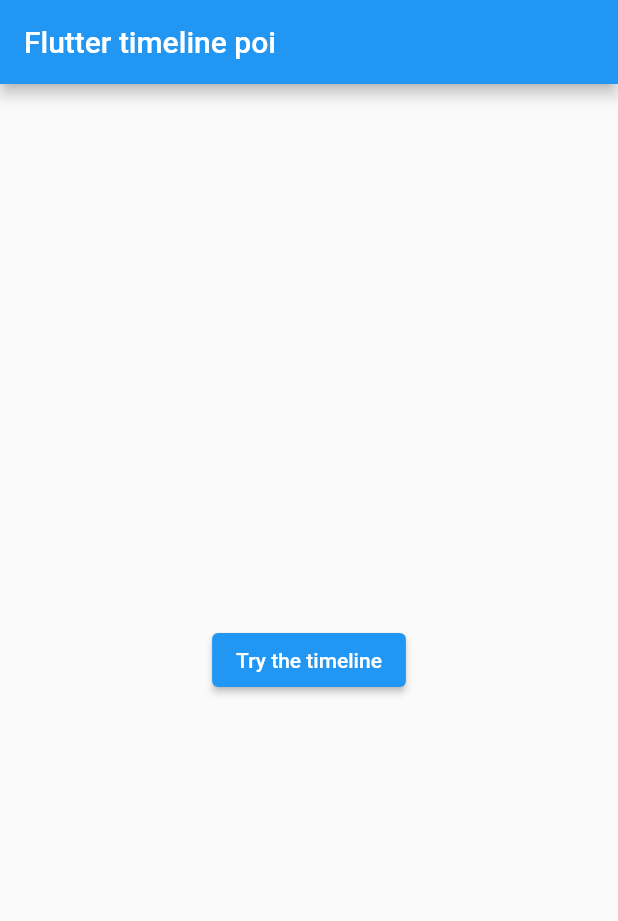
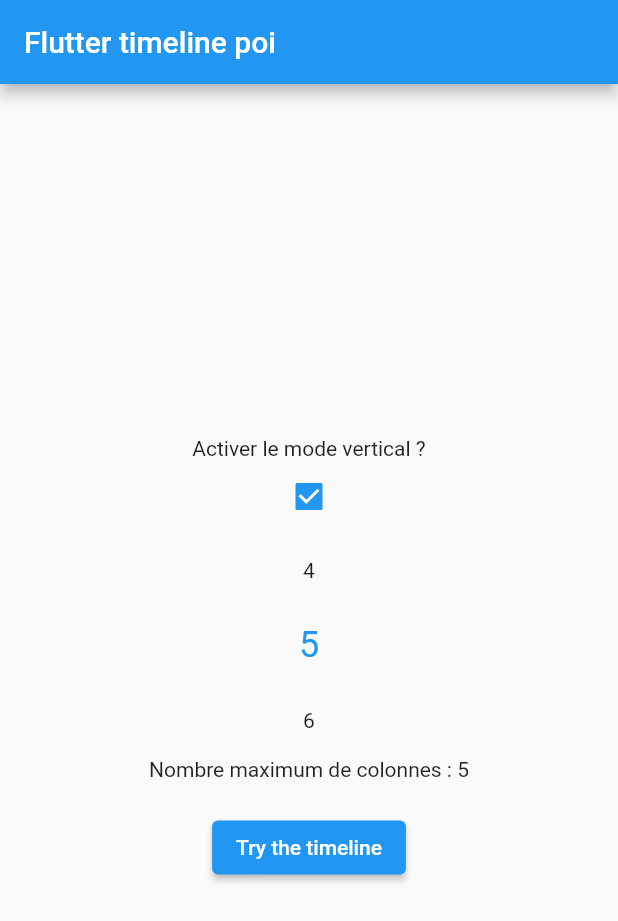
Before and after one commit to AlbaneseRemy/timeline_poi, a Flutter app: the screen it shows after launch, on a phone screen of 412 x 824 dp. Shown: the top 921 px of the screen. Run offline on Flutter 3.47's test engine with Material 2 defaults, Android fonts, the phone set to English and light mode, and no system bars; drawn by our look-alikes of numberpicker; our stand-ins replace dotted_line.

Commit message:
Added a small HMI

```diff
--- a/lib/main.dart
+++ b/lib/main.dart
@@ -1,4 +1,5 @@
 import 'package:flutter/material.dart';
+import 'package:numberpicker/numberpicker.dart';
 import 'package:timeline_poi/timeline.dart';
 import 'package:timeline_poi/data/timeline_entry.dart';
 import 'package:timeline_poi/data/hint.dart';
@@ -36,13 +37,16 @@ class MyHomePage extends StatefulWidget {
 class _MyHomePageState extends State<MyHomePage> {
   late List<TimelineEntry> tours;
   late List<Hint> hints;
+  late bool vertical;
 
   int startYear = 0;
   int endYear = 0;
+  int _currentValue = 5;
 
   @override
   void initState() {
     super.initState();
+    vertical = true;
 
     hints = [
       Hint(
@@ -71,10 +75,10 @@ class _MyHomePageState extends State<MyHomePage> {
       TimelineEntry(title: "Tour numéro 3", id: "3", startYear: 300, endYear: 600, color: Colors.purple),
       TimelineEntry(title: "Tour numéro 4", id: "4", startYear: 800, endYear: 1200, color: Colors.pink),
       TimelineEntry(title: "Tour numéro 5", id: "5", startYear: 350, endYear: 450, color: Colors.blue, imageUri: "images/logoOrpheo.png"),
-      /*TimelineEntry(title: "Tour numéro 6", id: "6", startYear: 500, endYear: 600, color: Colors.yellow),
+      TimelineEntry(title: "Tour numéro 6", id: "6", startYear: 500, endYear: 600, color: Colors.yellow),
       TimelineEntry(title: "Tour numéro 7", id: "7", startYear: 540, endYear: 700, color: Colors.brown),
       TimelineEntry(title: "Tour numéro 8", id: "8", startYear: 540, endYear: 700, color: Colors.white),
-      TimelineEntry(title: "Tour numéro 9", id: "9", startYear: 600, endYear: 750, color: Colors.orange),
+      /*TimelineEntry(title: "Tour numéro 9", id: "9", startYear: 600, endYear: 750, color: Colors.orange),
       TimelineEntry(title: "Tour numéro 10", id: "10", startYear: 600, endYear: 800, color: Colors.yellow),
       TimelineEntry(title: "Tour numéro 11", id: "11", startYear: 600, endYear: 800, color: Colors.yellow),
       TimelineEntry(title: "Tour numéro 12", id: "12", startYear: 600, endYear: 800, color: Colors.yellow),
@@ -108,14 +112,29 @@ class _MyHomePageState extends State<MyHomePage> {
         child: Column(
           mainAxisAlignment: MainAxisAlignment.center,
           children: <Widget>[
+
+            Text("Activer le mode vertical ?"),
+            Checkbox(value: vertical, onChanged: (bool? value){ setState(() {
+              vertical = value!;
+            });}
+            ),
+            NumberPicker(
+              value: _currentValue,
+              axis: Axis.vertical,
+              minValue: 1,
+              maxValue: 10,
+              onChanged: (value) => setState(() => _currentValue = value),
+            ),
+            Text('Nombre maximum de colonnes : $_currentValue'),
+            Padding(padding: EdgeInsets.all(10)),
             ElevatedButton(
                 onPressed: () => Navigation.goTo(
                     context,
                     TimelineWidget(
                       tours: tours,
                       numberColumns: maxColumn(tours),
-                      maxScreenColumns: 5,
-                      isVertical: MediaQuery.of(context).orientation == Orientation.portrait ? true : false,
+                      maxScreenColumns: _currentValue,
+                      isVertical: vertical,
                       startYear: startYear-100,
                       endYear: endYear+100,
                     )),
```
